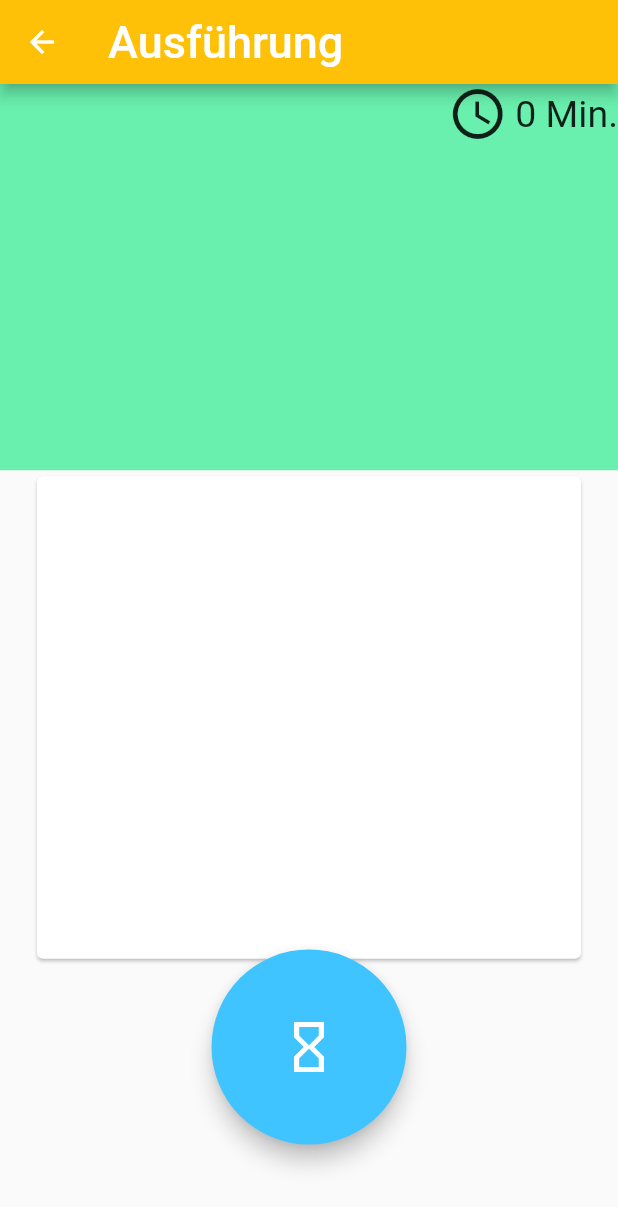
After one commit to Prismatier8/myFirestoreFitnessApp, a Flutter app: the ExecutionPage screen opened by its route, on a phone screen of 412 x 824 dp. The commit adds this screen. Shown: the top 1207 px of the screen. Run offline on Flutter 3.47's test engine with Material 2 defaults, Android fonts, the phone set to English and light mode, and no system bars; our stand-ins replace auto_size_text, cloud_firestore; accounts and stored records are empty.

Commit message:
add plan deletion add first stage of execution page with a timerwidget

```diff
--- a/lib/main.dart
+++ b/lib/main.dart
@@ -3,6 +3,7 @@ import 'package:flutter/material.dart';
 import 'package:myfitnessmotivation/globalWidgets/myBottomNavigationBar.dart';
 import 'package:myfitnessmotivation/globalWidgets/navigationIndexStack.dart';
 import 'package:myfitnessmotivation/pages/chooseExercisePage/chooseExercisePage.dart';
+import 'package:myfitnessmotivation/pages/executionPage/executionPage.dart';
 import 'package:myfitnessmotivation/pages/preperationPage/preparationPage.dart';
 import 'package:myfitnessmotivation/pages/updateExercisePage/updateExercisePage.dart';
 import 'package:myfitnessmotivation/providerModel/navigationModel.dart';
@@ -45,6 +46,7 @@ class MyApp extends StatelessWidget {
         NamedRoutes.ROUTE_ADDEXERCISEPAGE : (context) => UpdateExercisePage(),
         NamedRoutes.ROUTE_CHOOSEEXERCISEPAGE : (context) => ChooseExercisePage(),
         NamedRoutes.ROUTE_PREPERATIONPAGE : (context) => PreparationPage(),
+        NamedRoutes.ROUTE_EXECUTIONPAGE : (context) => ExecutionPage(),
       },
       theme: ThemeData(accentColor: Colors.amber),
       home: Scaffold(
--- /dev/null
+++ b/lib/pages/executionPage/executionPage.dart
@@ -0,0 +1,48 @@
+import 'package:flutter/material.dart';
+import 'package:myfitnessmotivation/pages/executionPage/widgets/detailPane.dart';
+import 'package:myfitnessmotivation/pages/executionPage/widgets/setPane.dart';
+import 'package:myfitnessmotivation/stringResources/generalStrings.dart';
+
+class ExecutionPage extends StatelessWidget {
+  @override
+  Widget build(BuildContext context) {
+    return Scaffold(
+      appBar: AppBar(
+        backgroundColor: Theme.of(context).accentColor,
+        title: Text(
+          Names.TITLE_EXECUTION,
+          style: TextStyle(
+            fontSize: 30,
+            color: Colors.white,
+          ),
+        ),
+      ),
+      floatingActionButtonLocation: FloatingActionButtonLocation.centerFloat,
+      floatingActionButton: Padding(
+        padding: EdgeInsets.only(bottom: 45),
+        child: SizedBox(
+          height: 130,
+          width: 130,
+          child: FloatingActionButton(
+            onPressed: () {
+              //TODO: Start next Cycle
+            },
+            child: Icon(
+              Icons.hourglass_empty,
+              size: 40,
+              color: Colors.white,
+            ),
+            backgroundColor: Colors.lightBlueAccent,
+            heroTag: Names.HEROTAG_FLOATINGBUTTON,
+          ),
+        ),
+      ),
+      body: Column(
+        children: <Widget>[
+          DetailPane(),
+          SetPane(),
+        ],
+      ),
+    );
+  }
+}
--- /dev/null
+++ b/lib/pages/executionPage/widgets/detailPane.dart
@@ -0,0 +1,34 @@
+import 'package:flutter/material.dart';
+import 'package:myfitnessmotivation/pages/executionPage/widgets/executionTimer.dart';
+
+class DetailPane extends StatefulWidget {
+  @override
+  _DetailPaneState createState() => _DetailPaneState();
+}
+
+class _DetailPaneState extends State<DetailPane> {
+  @override
+  Widget build(BuildContext context) {
+    return Container(
+      color: Colors.greenAccent,
+      width: MediaQuery.of(context).size.width,
+      height: _getBodySizeHeight(),
+      child: Column(
+        children: <Widget>[
+          Row(
+            mainAxisAlignment: MainAxisAlignment.end,
+            children: <Widget>[
+              ExecutionTimer(),
+            ],
+          ),
+        ],
+      ),
+    );
+  }
+  double _getBodySizeHeight(){
+    final maxHeight = MediaQuery.of(context).size.height;
+    final statusBarHeight = MediaQuery.of(context).padding.top;
+
+    return (maxHeight - statusBarHeight) / 3.2;
+  }
+}
--- /dev/null
+++ b/lib/pages/executionPage/widgets/executionTimer.dart
@@ -0,0 +1,51 @@
+import 'dart:async';
+
+import 'package:flutter/material.dart';
+
+class ExecutionTimer extends StatefulWidget {
+  @override
+  _ExecutionTimerState createState() => _ExecutionTimerState();
+}
+
+class _ExecutionTimerState extends State<ExecutionTimer> {
+  int _currentSeconds = 0;
+
+  @override
+  void initState() {
+    super.initState();
+    Timer.periodic(Duration(seconds: 1), (Timer t){
+      setState(() {
+        _currentSeconds++;
+      });
+    });
+
+  }
+  @override
+  Widget build(BuildContext context) {
+    return Container(
+      child: Row(
+        mainAxisSize: MainAxisSize.min,
+        children: <Widget>[
+          Icon(
+            Icons.access_time,
+            size: 40,
+          ),
+          Padding(
+            padding: EdgeInsets.only(left: 5),
+            child: Text(
+              _getMinute(),
+              style: TextStyle(
+                fontSize: 25,
+              ),
+            ),
+          ),
+        ],
+      ),
+    );
+  }
+
+  String _getMinute() {
+    double minutes = _currentSeconds / 60;
+    return minutes.round().toString() + " Min.";
+  }
+}
--- /dev/null
+++ b/lib/pages/executionPage/widgets/setPane.dart
@@ -0,0 +1,23 @@
+import 'package:flutter/material.dart';
+
+class SetPane extends StatefulWidget {
+  @override
+  _SetPaneState createState() => _SetPaneState();
+}
+
+class _SetPaneState extends State<SetPane> {
+  @override
+  Widget build(BuildContext context) {
+    return Container(
+      width: MediaQuery.of(context).size.width * 0.9,
+      height: _getBodySizeHeight(),
+      child: Card(),
+    );
+  }
+  double _getBodySizeHeight(){
+    final maxHeight = MediaQuery.of(context).size.height;
+    final statusBarHeight = MediaQuery.of(context).padding.top;
+
+    return (maxHeight - statusBarHeight) / 2.5;
+  }
+}
--- a/lib/pages/trainingPage/Widgets/addPlanDialog.dart
+++ b/lib/pages/trainingPage/Widgets/addPlanDialog.dart
@@ -48,7 +48,7 @@ class _AddPlanDialogState extends State<AddPlanDialog> {
             ),
             ListenableTextField(controller: controller, isTitleMissing: isTitleMissing,),
             Padding(
-              padding: EdgeInsets.only(top: 5),
+              padding: EdgeInsets.only(top: 5, bottom: 10),
               child: Text(
                 Names.BASIC_TAGS,
                 style: TextStyle(fontSize: 20),
--- a/lib/pages/trainingPage/Widgets/dynamicTagWidget.dart
+++ b/lib/pages/trainingPage/Widgets/dynamicTagWidget.dart
@@ -1,4 +1,5 @@
 
+import 'package:auto_size_text/auto_size_text.dart';
 import 'package:flutter/cupertino.dart';
 import 'package:flutter/material.dart';
 import 'package:myfitnessmotivation/providerModel/tagSelectionModel.dart';
@@ -24,7 +25,7 @@ class _DynamicTagWidgetState extends State<DynamicTagWidget>{
 
     return Container(
         height: 28,
-        width: 90,
+        width: 80,
       child: Card(
         color: isSelected ? selectedColor : defaultColor,
         child: InkWell(
@@ -40,7 +41,7 @@ class _DynamicTagWidgetState extends State<DynamicTagWidget>{
             });
           },
           child: Center(
-              child: Text(widget.name,
+              child: AutoSizeText(widget.name,
               style: TextStyle(color: Colors.white),),
           ),
         ),
--- a/lib/pages/trainingPage/Widgets/plan.dart
+++ b/lib/pages/trainingPage/Widgets/plan.dart
@@ -131,11 +131,10 @@ class _PlanState extends State<Plan> {
     return Expanded(
       child: ListView.builder(
           scrollDirection: Axis.horizontal,
-          //shrinkWrap: true,
           itemCount: widget.plan.tags.length,
           itemBuilder: (BuildContext context, int index) {
             return Padding(
-              padding: EdgeInsets.only(top: 5, left: 5),
+              padding: EdgeInsets.only(top: 5, left: 0),
               child: StaticTagWidget(widget.plan.tags[index]),
             );
           }),
--- a/lib/pages/trainingPage/trainingPage.dart
+++ b/lib/pages/trainingPage/trainingPage.dart
@@ -30,6 +30,7 @@ class TrainingPage extends StatelessWidget {
           height: 70,
           width: 70,
           child: FloatingActionButton(
+            heroTag: Names.HEROTAG_FLOATINGBUTTON,
             child: Icon(
               Icons.add,
               color: Colors.white,
--- a/lib/services/planService.dart
+++ b/lib/services/planService.dart
@@ -18,13 +18,18 @@ class PlanService extends ChangeNotifier{
   Stream<QuerySnapshot> getDocumentsByStream()  {
       return _api.streamDataCollection();
   }
+  /*
   updatePlan(PlanModel plan, String id) async{
     await _api.updateDocument(plan.toJson(), id);
   }
+  */
   Future<DocumentSnapshot> getPlan(String planName) async {
     return await _api.getDocumentById(planName);
   }
   addExerciseToPlan(String planName, Map<String, dynamic> map) {
     _api.ref.document(planName).updateData(map);
   }
+  Future updatePlan(String planName, Map<String, dynamic> data) async{
+    await _api.updateDocument(data, planName);
+  }
 }
--- a/lib/stringResources/generalStrings.dart
+++ b/lib/stringResources/generalStrings.dart
@@ -22,6 +22,7 @@ class Names {
   static const String TAGS_SUNDAY = "Sonntag";
   //TAGS
   //APPBARTITLES
+  static const String TITLE_EXECUTION = "Ausführung";
   static const String TITLE_PREPERATION = "Vorbereitung";
   static const String TITLE_STATS = "Stats";
   static const String TITLE_ADDEXERCISE = "Übung erstellen";
@@ -48,6 +49,7 @@ class Names {
   static const String MUSCLEGROUP_RUECKEN_UNTEN = "Unterer Rücken";
   static const String MUSCLEGROUP_SCHULTER  = "Schulter";
 
-
+  //HeroTags
+  static const String HEROTAG_FLOATINGBUTTON = "myJumpingButton";
 
 }
--- a/lib/stringResources/routesStrings.dart
+++ b/lib/stringResources/routesStrings.dart
@@ -2,4 +2,5 @@ class NamedRoutes{
  static const String ROUTE_ADDEXERCISEPAGE = '/addExercisePage';
  static const String ROUTE_CHOOSEEXERCISEPAGE = '/chooseExercisePage';
  static const String ROUTE_PREPERATIONPAGE = '/preperationPage';
+ static const String ROUTE_EXECUTIONPAGE = '/executionPage';
 }
--- a/pubspec.yaml
+++ b/pubspec.yaml
@@ -26,7 +26,7 @@ dependencies:
   cloud_firestore: ^0.13.5
   provider: ^4.0.5
   get_it: ^4.0.2
-
+  auto_size_text: ^2.1.0
 dev_dependencies:
   flutter_test:
     sdk: flutter
```
Also changed, not shown: lib/pages/preperationPage/preparationPage.dart (+26 -4 lines), lib/pages/preperationPage/widgets/breakPause.dart (+35 -7 lines), lib/pages/preperationPage/widgets/breakPauseDialog.dart (+15 -2 lines), lib/providerModel/executionModel.dart (added, +20 -0 lines), pubspec.lock.
